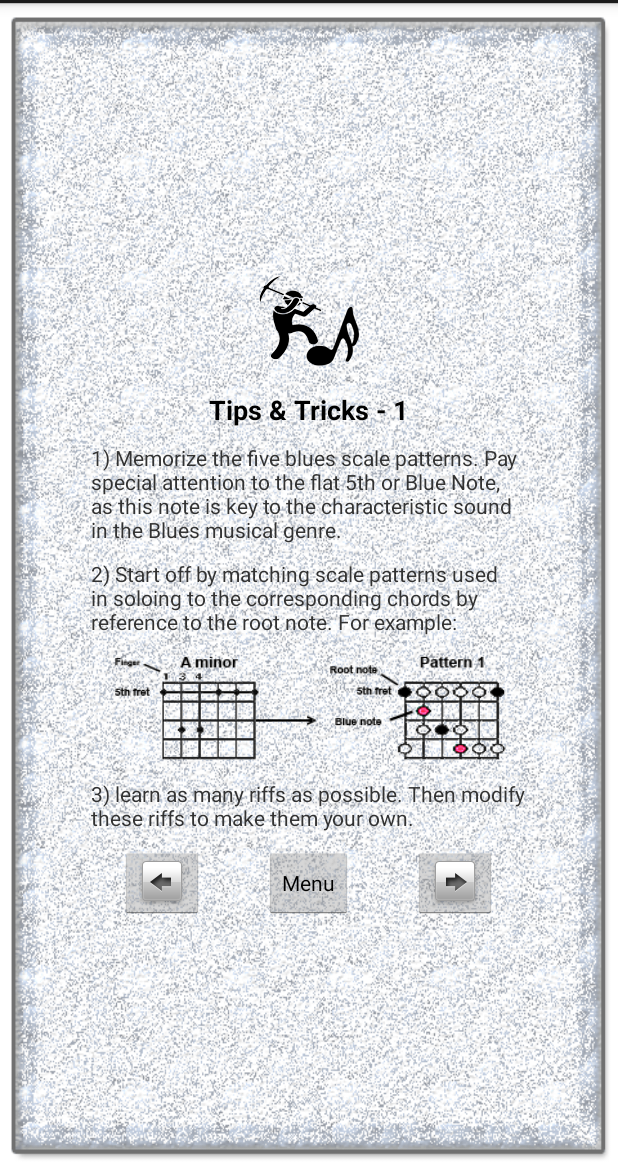
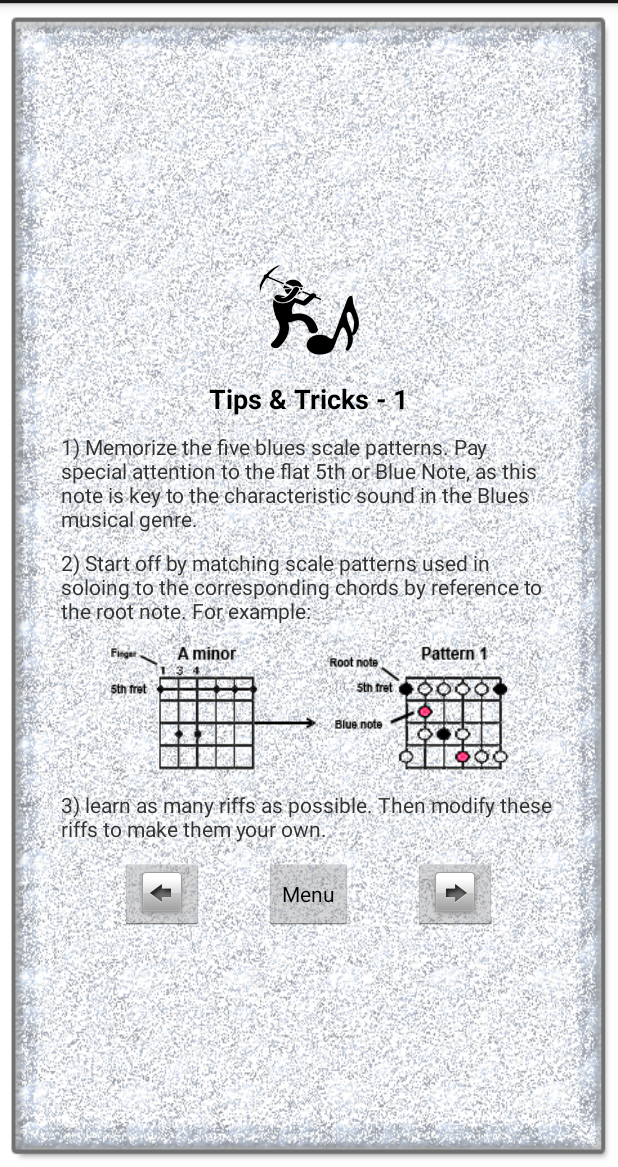
Before and after one commit to snorrena/aminorbluesprimer, an Android app: the ImprovTipsAndTricks screen opened directly, with no data from a screen before it, on a phone screen of 412 x 824 dp, the part 69-1236 px from its top. Run offline under Robolectric (Android 15) with nearby library versions, the phone set to English and light mode, and no system bars.

Commit message:
Initial commit before upload to github

```diff
--- a/aMinorBluesPrimer/src/main/AndroidManifest.xml
+++ b/aMinorBluesPrimer/src/main/AndroidManifest.xml
@@ -3,10 +3,6 @@
     package="com.rsnorrena.aminorbluesprimer"
     android:versionCode="4"
     android:versionName="4.0" >
-
-    <uses-sdk
-        android:minSdkVersion="8"
-        android:targetSdkVersion="19" />
 
     <uses-permission android:name="android.permission.INTERNET" />
     <uses-permission android:name="com.android.vending.CHECK_LICENSE" />
--- a/aMinorBluesPrimer/src/main/res/layout/barchords.xml
+++ b/aMinorBluesPrimer/src/main/res/layout/barchords.xml
@@ -23,7 +23,7 @@
 
     <TextView
         android:id="@+id/textView2"
-        android:layout_width="290dp"
+        android:layout_width="330dp"
         android:layout_height="wrap_content"
         android:layout_marginLeft="20dp"
         android:layout_marginRight="20dp"
@@ -33,8 +33,8 @@
 
     <ImageView
         android:id="@+id/imageView2"
-        android:layout_width="330dp"
-        android:layout_height="100dp"
+        android:layout_width="340dp"
+        android:layout_height="110dp"
         android:paddingTop="10dp"
         android:src="@drawable/barchords1" />
 
--- a/aMinorBluesPrimer/src/main/res/layout/bluesmusictheory.xml
+++ b/aMinorBluesPrimer/src/main/res/layout/bluesmusictheory.xml
@@ -26,7 +26,7 @@
 
     <TextView
         android:id="@+id/textView5"
-        android:layout_width="290dp"
+        android:layout_width="330dp"
         android:layout_height="wrap_content"
         android:text="@string/start"
         android:layout_gravity="center"
--- a/aMinorBluesPrimer/src/main/res/layout/bluessolosmenu.xml
+++ b/aMinorBluesPrimer/src/main/res/layout/bluessolosmenu.xml
@@ -26,12 +26,11 @@
 
     <TextView
         android:id="@+id/textView5"
-        android:layout_width="350dp"
+        android:layout_width="330dp"
         android:layout_height="wrap_content"
         android:text="@string/solo"
         android:layout_gravity="center"
-        android:paddingLeft="20dp"
-        android:paddingRight="20dp" />
+        android:layout_margin="20dp" />
 
     <TableLayout
         android:layout_width="wrap_content"
--- a/aMinorBluesPrimer/src/main/res/layout/bluessolospractise.xml
+++ b/aMinorBluesPrimer/src/main/res/layout/bluessolospractise.xml
@@ -24,7 +24,7 @@
 
     <TextView
         android:id="@+id/textView5"
-        android:layout_width="290dp"
+        android:layout_width="330dp"
         android:layout_height="wrap_content"
         android:layout_marginLeft="15dp"
         android:layout_marginRight="15dp"
@@ -41,7 +41,7 @@
 
     <TextView
         android:id="@+id/textView2"
-        android:layout_width="290dp"
+        android:layout_width="330dp"
         android:layout_height="wrap_content"
         android:layout_margin="15dp"
         android:text="@string/bluessolopractise1" />
--- a/aMinorBluesPrimer/src/main/res/layout/improvtipsandtricks.xml
+++ b/aMinorBluesPrimer/src/main/res/layout/improvtipsandtricks.xml
@@ -28,7 +28,7 @@
 
     <TextView
         android:id="@+id/textView2"
-        android:layout_width="290dp"
+        android:layout_width="330dp"
         android:layout_height="wrap_content"
         android:layout_marginLeft="15dp"
         android:layout_marginRight="15dp"
@@ -39,7 +39,7 @@
 
     <TextView
         android:id="@+id/textView3"
-        android:layout_width="290dp"
+        android:layout_width="330dp"
         android:layout_height="wrap_content"
         android:text="2) Start off by matching scale patterns used in soloing to the corresponding chords by reference to the root note. For example:"
         android:textAppearance="?android:attr/textAppearanceSmall"
@@ -50,15 +50,15 @@
 
     <ImageView
         android:id="@+id/imageView2"
-        android:layout_width="265dp"
-        android:layout_height="75dp"
+        android:layout_width="270dp"
+        android:layout_height="90dp"
         android:layout_marginTop="10dp"
         android:src="@drawable/conceptsandtechniques1"
         android:scaleType="fitXY" />
 
     <TextView
         android:id="@+id/textView4"
-        android:layout_width="290dp"
+        android:layout_width="330dp"
         android:layout_height="wrap_content"
         android:layout_marginLeft="15dp"
         android:layout_marginRight="15dp"
--- a/aMinorBluesPrimer/src/main/res/layout/twelvebarblues.xml
+++ b/aMinorBluesPrimer/src/main/res/layout/twelvebarblues.xml
@@ -24,7 +24,7 @@
 
     <TextView
         android:id="@+id/textView2"
-        android:layout_width="290dp"
+        android:layout_width="330dp"
         android:layout_height="wrap_content"
         android:gravity="center_horizontal|left"
         android:text="@string/twelvebarblues"
@@ -34,8 +34,8 @@
 
     <ImageView
         android:id="@+id/imageView2"
-        android:layout_width="330dp"
-        android:layout_height="200dp"
+        android:layout_width="340dp"
+        android:layout_height="210dp"
         android:paddingLeft="15dp"
         android:paddingRight="15dp"
         android:src="@drawable/blueschordnotation"
--- a/library/src/main/AndroidManifest.xml
+++ b/library/src/main/AndroidManifest.xml
@@ -18,7 +18,6 @@
     android:versionCode="2"
     android:versionName="1.5">
     <!-- Devices >= 3 have version of Android Market that supports licensing. -->
-    <uses-sdk android:minSdkVersion="3" android:targetSdkVersion="15" />
     <!-- Required permission to check licensing. -->
     <uses-permission android:name="com.android.vending.CHECK_LICENSE" />
 </manifest>
```
Also changed, not shown: aMinorBluesPrimer/build.gradle (+7 -8 lines), aMinorBluesPrimer/src/main/res/layout/improvtipsandtricks1.xml (+4 -4 lines), build.gradle (+10 -1 lines), library/build.gradle (+8 -7 lines), gradle/wrapper/gradle-wrapper.properties, 238 other files.
